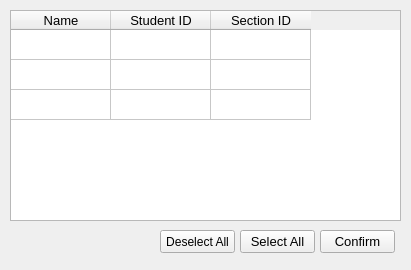
constfps/grade-importer, file list.ui: the form before one commit.
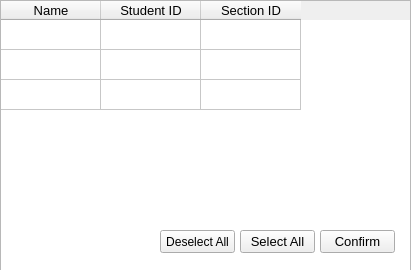
The form after the commit.

Diff of the .ui file:
```diff
--- a/list.ui
+++ b/list.ui
@@ -41,10 +41,10 @@
   <widget class="QTableWidget" name="table">
    <property name="geometry">
     <rect>
-     <x>10</x>
-     <y>10</y>
-     <width>391</width>
-     <height>211</height>
+     <x>0</x>
+     <y>0</y>
+     <width>411</width>
+     <height>271</height>
     </rect>
    </property>
    <property name="wordWrap">
@@ -77,6 +77,26 @@
      <string>Section ID</string>
     </property>
    </column>
+   <item row="1" column="1">
+    <property name="text">
+     <string/>
+    </property>
+   </item>
+   <item row="1" column="2">
+    <property name="text">
+     <string/>
+    </property>
+   </item>
+   <item row="2" column="2">
+    <property name="text">
+     <string/>
+    </property>
+    <property name="font">
+     <font>
+      <pointsize>16</pointsize>
+     </font>
+    </property>
+   </item>
   </widget>
   <widget class="QPushButton" name="SelectAll">
    <property name="geometry">
@@ -109,6 +129,10 @@
     <string>Deselect All</string>
    </property>
   </widget>
+  <zorder>table</zorder>
+  <zorder>SelectAll</zorder>
+  <zorder>DeselectAll</zorder>
+  <zorder>ConfirmButton</zorder>
  </widget>
  <resources/>
  <connections/>
```
